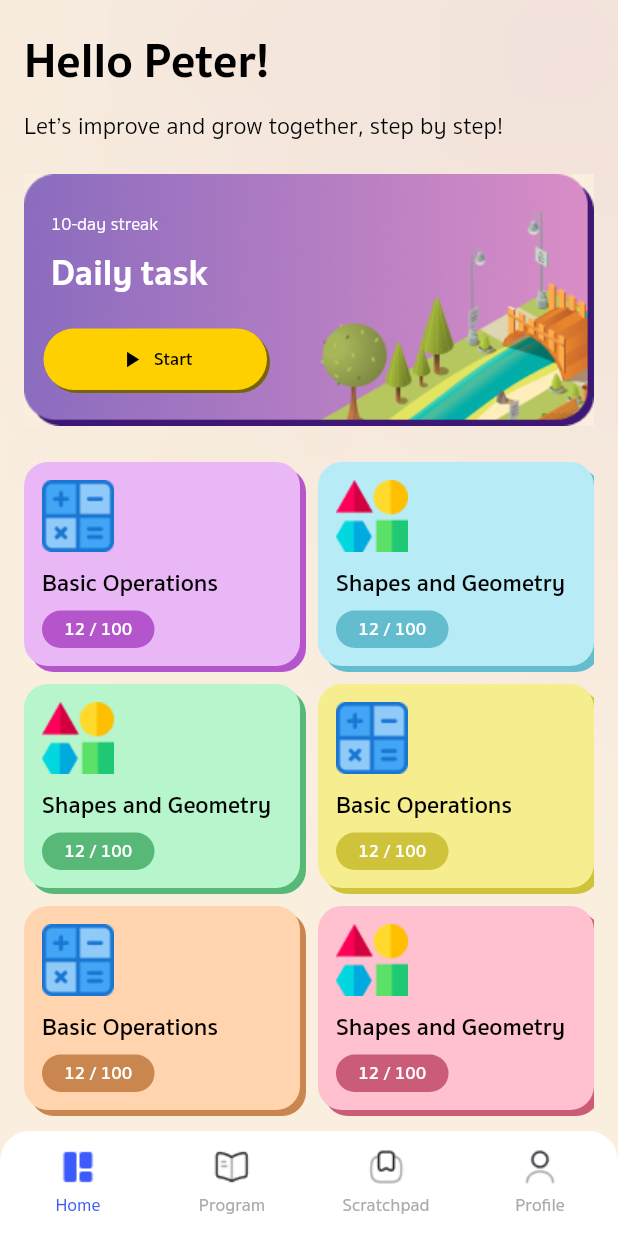
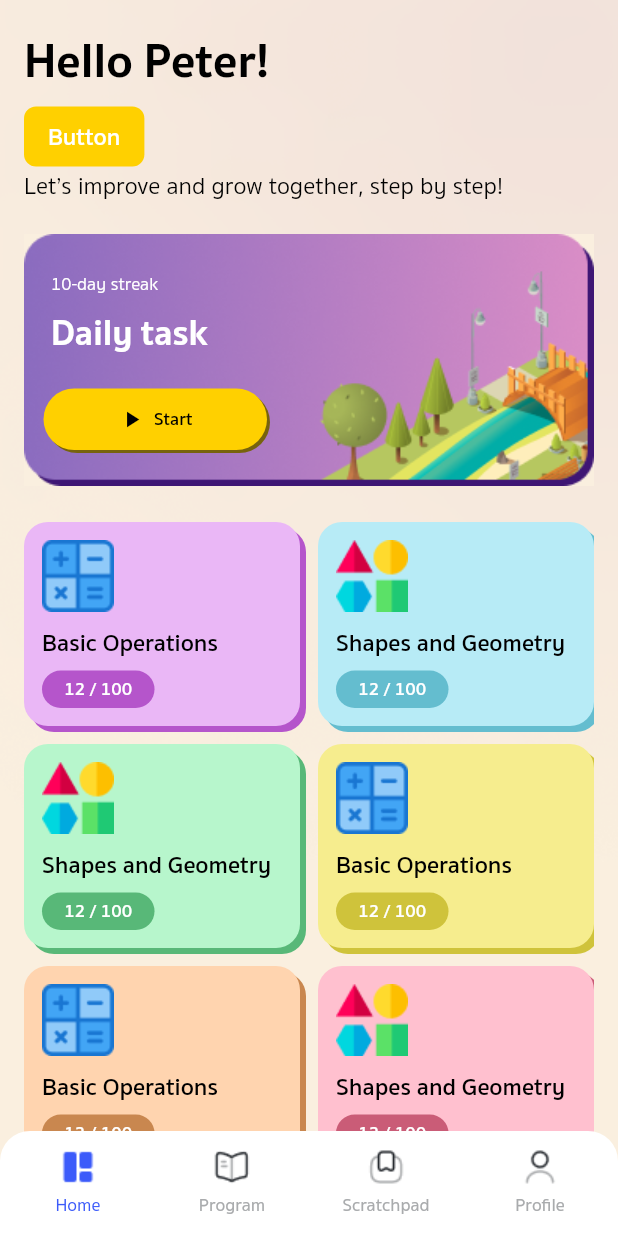
Before and after one commit to vinh25042005/PRJ_CNPM_7, a Flutter app: the screen it shows once a user with an empty profile is signed in, on a phone screen of 412 x 824 dp. Run offline on Flutter 3.47's test engine with Material 3 defaults, Android fonts, the phone set to English and light mode, and no system bars; drawn by our look-alikes of auto_size_text, flutter_animate; our stand-ins replace firebase_auth, firebase_core, flutter_card_swiper, font_awesome_flutter, from_css_color, go_router and 7 more; missing offline and left inert: json_path, styled_divider; accounts and stored records are empty.

Commit message:
Updating to latest FlutterFlow output.

```diff
--- a/lib/pages/home_page/home_page_widget.dart
+++ b/lib/pages/home_page/home_page_widget.dart
@@ -1,6 +1,8 @@
+import '/auth/firebase_auth/auth_util.dart';
 import '/flutter_flow/flutter_flow_animations.dart';
 import '/flutter_flow/flutter_flow_theme.dart';
 import '/flutter_flow/flutter_flow_util.dart';
+import '/flutter_flow/flutter_flow_widgets.dart';
 import '/index.dart';
 import 'package:auto_size_text/auto_size_text.dart';
 import 'package:flutter/material.dart';
@@ -116,6 +118,39 @@ class _HomePageWidgetState extends State<HomePageWidget>
                                                 FlutterFlowTheme.of(context)
                                                     .bodyMediumFamily),
                                       ),
+                                ),
+                              ),
+                              FFButtonWidget(
+                                onPressed: () async {
+                                  GoRouter.of(context).prepareAuthEvent();
+                                  await authManager.signOut();
+                                  GoRouter.of(context).clearRedirectLocation();
+
+                                  context.goNamedAuth(
+                                      SignUpWidget.routeName, context.mounted);
+                                },
+                                text: 'Button',
+                                options: FFButtonOptions(
+                                  height: 40.0,
+                                  padding: EdgeInsetsDirectional.fromSTEB(
+                                      16.0, 0.0, 16.0, 0.0),
+                                  iconPadding: EdgeInsetsDirectional.fromSTEB(
+                                      0.0, 0.0, 0.0, 0.0),
+                                  color: FlutterFlowTheme.of(context).primary,
+                                  textStyle: FlutterFlowTheme.of(context)
+                                      .titleSmall
+                                      .override(
+                                        fontFamily: FlutterFlowTheme.of(context)
+                                            .titleSmallFamily,
+                                        color: Colors.white,
+                                        letterSpacing: 0.0,
+                                        useGoogleFonts: GoogleFonts.asMap()
+                                            .containsKey(
+                                                FlutterFlowTheme.of(context)
+                                                    .titleSmallFamily),
+                                      ),
+                                  elevation: 0.0,
+                                  borderRadius: BorderRadius.circular(8.0),
                                 ),
                               ),
                               Padding(
--- a/pubspec.yaml
+++ b/pubspec.yaml
@@ -31,11 +31,10 @@ dependencies:
   cached_network_image: 3.4.1
   cached_network_image_platform_interface: 4.1.1
   cached_network_image_web: 1.3.1
-
+  collection: 1.19.0
   firebase_auth: 5.3.3
   firebase_auth_platform_interface: 7.4.9
   firebase_auth_web: 5.13.4
-  collection: 1.19.1
   firebase_core: 3.8.0
   firebase_core_platform_interface: 5.3.0
   firebase_core_web: 2.18.1
```
Also changed, not shown: pubspec.lock (deleted), 1 other file.
